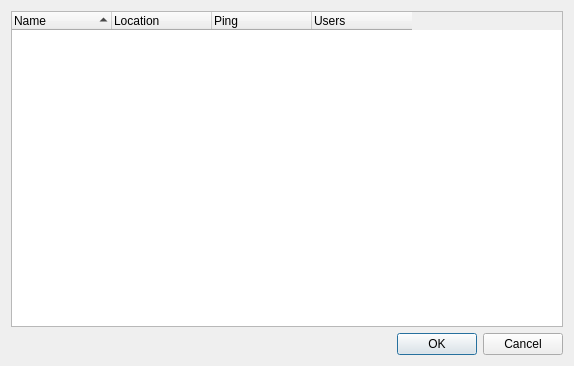
Qt form src/mumble/ConnectDialog.ui (mumble-voip/mumble) before a commit.
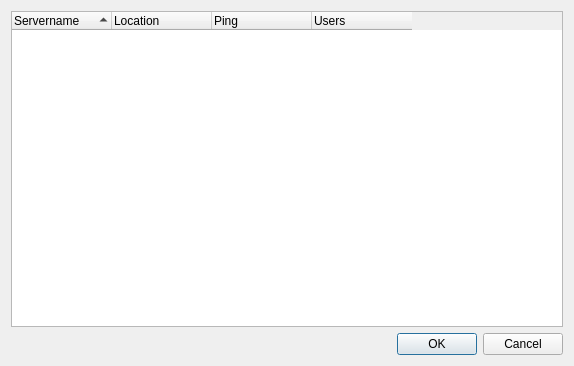
The same form after that commit. Custom widgets are drawn as their Qt base class.

Commit message: Rename Name to Servername

Patch:
```diff
--- a/src/mumble/ConnectDialog.ui
+++ b/src/mumble/ConnectDialog.ui
@@ -45,7 +45,7 @@
      </attribute>
      <column>
       <property name="text">
-       <string>Name</string>
+       <string>Servername</string>
       </property>
      </column>
      <column>
```
The commit also changes 2 other files.
